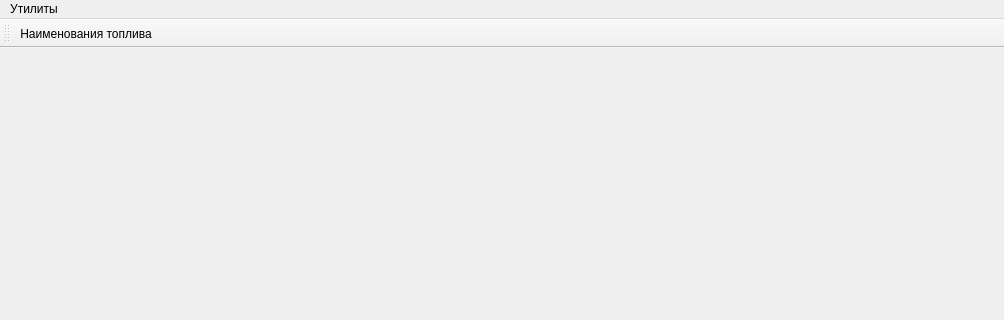
Before: the Qt Designer form mainwindow.ui in rust3128/MPosUtilities, drawn with Qt 5; both pictures show x 0 to 1004 and y 0 to 320 of the 1004 by 750 pixel window.
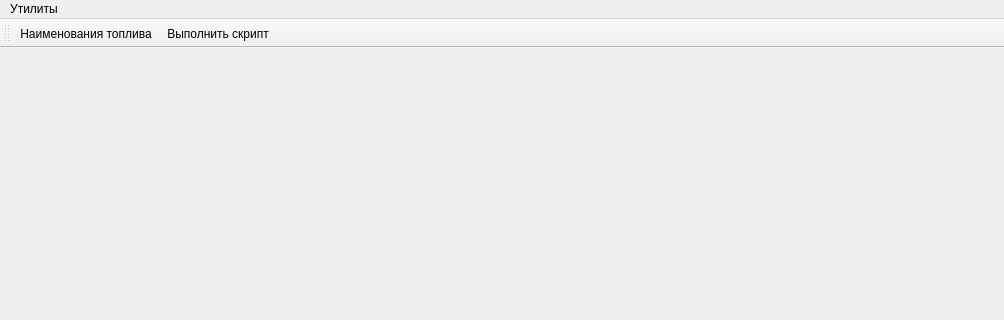
After: the same form once the commit is applied. Icons and pictures are not drawn.

The edit to the form file:
```diff
--- a/mainwindow.ui
+++ b/mainwindow.ui
@@ -45,6 +45,7 @@
     <bool>false</bool>
    </attribute>
    <addaction name="actionFuelName"/>
+   <addaction name="actionRunSql"/>
   </widget>
   <widget class="QStatusBar" name="statusBar"/>
   <action name="actionFuelName">
@@ -56,6 +57,15 @@
     <string>Наименования топлива</string>
    </property>
   </action>
+  <action name="actionRunSql">
+   <property name="icon">
+    <iconset resource="resourses.qrc">
+     <normaloff>:/Images/runsql.png</normaloff>:/Images/runsql.png</iconset>
+   </property>
+   <property name="text">
+    <string>Выполнить скрипт</string>
+   </property>
+  </action>
  </widget>
  <layoutdefault spacing="6" margin="11"/>
  <resources>
```
Left out of the diff: 1 changed line with no effect on the pictures.
